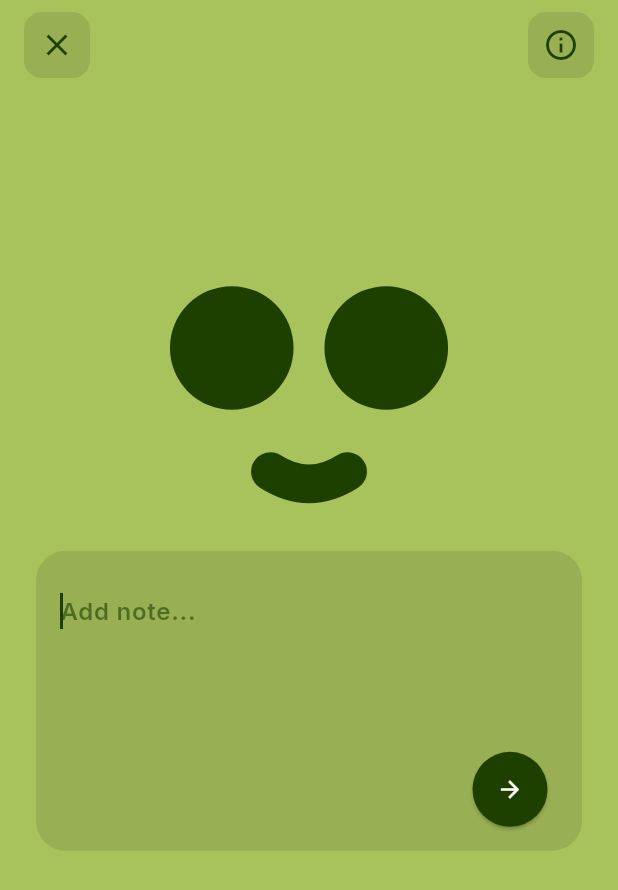
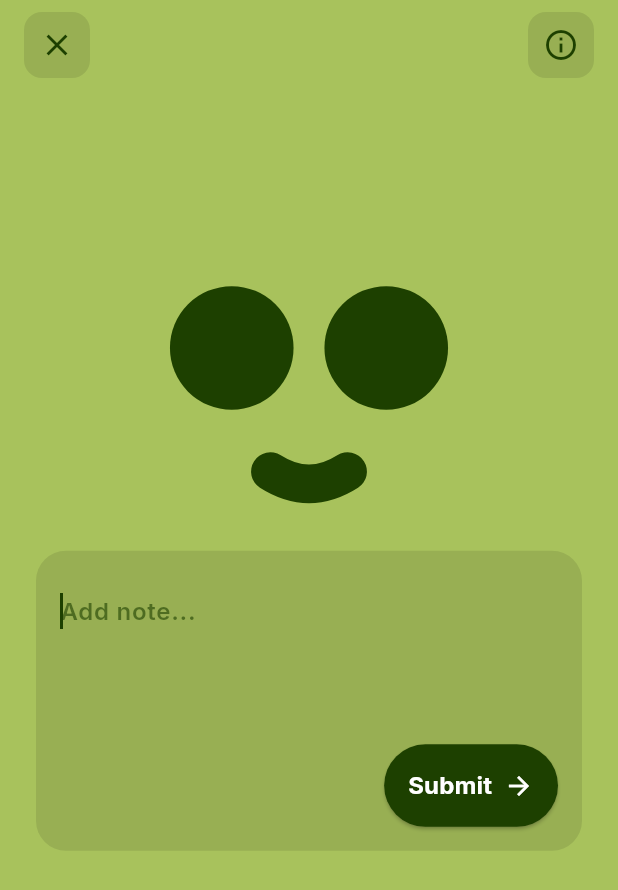
Before and after one commit to Ionic-Errrrs-Code/animated-app-rating-screen, a Flutter app: the screen it shows after launch, after a tap on "Add notes", on a phone screen of 412 x 824 dp. Shown: the top 890 px of the screen. Run offline on Flutter 3.47's test engine with Material 3 defaults, Android fonts, the phone set to English and light mode, and no system bars; drawn by our look-alikes of flutter_animate; our stand-ins replace google_fonts.

Commit message:
Refactor rate experience screen animations and improve thank you screen layout

```diff
--- a/lib/screens/rate_experience_screen.dart
+++ b/lib/screens/rate_experience_screen.dart
@@ -103,15 +103,17 @@ class _RateExperienceScreenState extends State<RateExperienceScreen> {
                       children: [
                         const Spacer(flex: 2),
                         Text(
-                          isSubmitted ? ' ' : 'How was your shopping experience?', // Hide text when submitted
+                          isSubmitted ? ' ' : 'How was your experience?', // Hide text when submitted
                           style: GoogleFonts.inter(
                             color: darkColor,
                             fontSize: 18,
                             fontWeight: FontWeight.bold,
                           ),
                         )
-                            .animate(target: isSubmitted || isNoteView ? 1 : 0)
-                            .fadeOut(duration: 250.ms),
+                            // *** FIXED ANIMATION LOGIC ***
+                            .animate(target: isNoteView || isSubmitted ? 1 : 0)
+                            .fade(begin: 1, end: 0, duration: 300.ms)
+                            .slideY(begin: 0, end: -1.0, duration: 400.ms, curve: Curves.easeOutCubic),
                         const SizedBox(height: 24),
                         AnimatedFace(
                           percentage: value,
@@ -133,7 +135,7 @@ class _RateExperienceScreenState extends State<RateExperienceScreen> {
                           )
                               .animate()
                               .fadeIn(duration: 400.ms, curve: Curves.easeOut)
-                              .slideY(begin: 0.5, curve: Curves.easeOut),
+                              .slideY(begin: 0.2, curve: Curves.easeOut),
                         const Spacer(flex: 4),
                       ],
                     ),
@@ -145,21 +147,9 @@ class _RateExperienceScreenState extends State<RateExperienceScreen> {
                     left: 0,
                     right: 0,
                     child: AnimatedSwitcher(
-                        duration: 400.ms,
+                        duration: 500.ms,
                         switchInCurve: Curves.easeOutQuart,
                         switchOutCurve: Curves.easeInQuart,
-                        transitionBuilder: (child, animation) {
-                          return FadeTransition(
-                            opacity: animation,
-                            child: SlideTransition(
-                              position: Tween<Offset>(
-                                begin: const Offset(0, 0.5),
-                                end: Offset.zero,
-                              ).animate(animation),
-                              child: child,
-                            ),
-                          );
-                        },
                         child: _buildBottomContent(isNoteView, isSubmitted, darkColor, colors, value)),
                   ),
 
@@ -223,8 +213,8 @@ class _RateExperienceScreenState extends State<RateExperienceScreen> {
           const SizedBox(height: 50),
         ],
       ).animate(onPlay: (c) => c.forward())
-          .slideY(begin: 0.8, duration: 500.ms, curve: Curves.easeOutCubic)
-          .fadeIn(duration: 500.ms, curve: Curves.easeOutCubic);
+          .fadeIn(duration: 400.ms, curve: Curves.easeOut)
+          .slideY(begin: 0.5, duration: 400.ms, curve: Curves.easeOut);
     }
   }
 
--- a/lib/screens/thank_you_screen.dart
+++ b/lib/screens/thank_you_screen.dart
@@ -42,7 +42,7 @@ class ThankYouScreen extends StatelessWidget {
             ),
             textAlign: TextAlign.center,
           ),
-          const SizedBox(height: 32),
+          const SizedBox(height: 150),
           SizedBox(
             width: double.infinity,
             child: ElevatedButton(
--- a/lib/widgets/animated_text_display.dart
+++ b/lib/widgets/animated_text_display.dart
@@ -1,4 +1,5 @@
 import 'package:flutter/material.dart';
+import 'package:google_fonts/google_fonts.dart';
 import '../models/experience.dart';
 import '../utils/helpers.dart';
 
@@ -10,17 +11,17 @@ class AnimatedTextDisplay extends StatelessWidget {
   @override
   Widget build(BuildContext context) {
     final screenWidth = MediaQuery.of(context).size.width;
-    final fontSize = screenWidth * 0.12;
+    final fontSize = screenWidth * 0.15;
 
     final badPosition = _calculateBadPosition(percentage, screenWidth);
     final notBadPosition = _calculateNotBadPosition(percentage, screenWidth);
     final goodPosition = _calculateGoodPosition(percentage, screenWidth);
 
-    final textStyle = TextStyle(
+    final textStyle =  GoogleFonts.inter(
       fontSize: fontSize,
       fontWeight: FontWeight.w900,
       color: Colors.black.withValues(alpha: 0.35),
-      letterSpacing: -2.0,
+      letterSpacing: -5.0,
     );
 
     return SizedBox(
--- a/lib/widgets/note_input_view.dart
+++ b/lib/widgets/note_input_view.dart
@@ -33,10 +33,16 @@ class NoteInputView extends StatelessWidget {
                 maxLines: null, // Allows multiline input
                 keyboardType: TextInputType.multiline,
                 cursorColor: darkColor,
-                style: TextStyle(color: darkColor, fontSize: 16, fontWeight: FontWeight.bold),
+                style: TextStyle(
+                    color: darkColor,
+                    fontSize: 16,
+                    fontWeight: FontWeight.bold),
                 decoration: InputDecoration(
                   hintText: 'Add note...',
-                  hintStyle: TextStyle(color: darkColor.withAlpha(153), fontWeight: FontWeight.w600), // Corrected deprecated method
+                  hintStyle: TextStyle(
+                      color: darkColor.withAlpha(153),
+                      fontWeight:
+                          FontWeight.w600), // Corrected deprecated method
                   border: InputBorder.none,
                 ),
               ),
@@ -48,10 +54,21 @@ class NoteInputView extends StatelessWidget {
                 style: ElevatedButton.styleFrom(
                   backgroundColor: darkColor,
                   foregroundColor: Colors.white,
-                  shape: const CircleBorder(),
                   padding: const EdgeInsets.all(16),
                 ),
-                child: const Icon(Icons.arrow_forward),
+                child: const Row(
+                  mainAxisSize: MainAxisSize.min,
+                  mainAxisAlignment: MainAxisAlignment.end,
+                  children: [
+                    Text(
+                      'Submit',
+                      style:
+                          TextStyle(fontWeight: FontWeight.bold, fontSize: 16),
+                    ),
+                    SizedBox(width: 8),
+                    Icon(Icons.arrow_forward, size: 20),
+                  ],
+                ),
               ),
             ),
           ],
```
